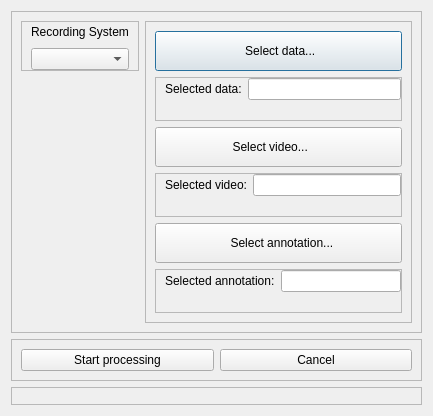
Qt form mad_gui/qt_designer/load.ui (mad-lab-fau/mad-gui) before a commit.
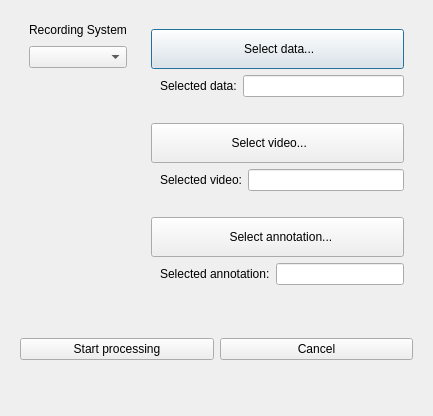
The same form after that commit. Icons and pictures are not drawn.

Commit message: Remove fram in QFrame in all windows

Patch:
```diff
--- a/mad_gui/qt_designer/load.ui
+++ b/mad_gui/qt_designer/load.ui
@@ -23,7 +23,7 @@
       </sizepolicy>
      </property>
      <property name="frameShape">
-      <enum>QFrame::StyledPanel</enum>
+      <enum>QFrame::NoFrame</enum>
      </property>
      <property name="frameShadow">
       <enum>QFrame::Raised</enum>
@@ -38,7 +38,7 @@
          </sizepolicy>
         </property>
         <property name="frameShape">
-         <enum>QFrame::StyledPanel</enum>
+         <enum>QFrame::NoFrame</enum>
         </property>
         <property name="frameShadow">
          <enum>QFrame::Raised</enum>
@@ -97,7 +97,7 @@
          </sizepolicy>
         </property>
         <property name="frameShape">
-         <enum>QFrame::StyledPanel</enum>
+         <enum>QFrame::NoFrame</enum>
         </property>
         <property name="frameShadow">
          <enum>QFrame::Raised</enum>
@@ -122,7 +122,7 @@
          <item>
           <widget class="QFrame" name="frame_load_data">
            <property name="frameShape">
-            <enum>QFrame::StyledPanel</enum>
+            <enum>QFrame::NoFrame</enum>
            </property>
            <property name="frameShadow">
             <enum>QFrame::Raised</enum>
@@ -179,7 +179,7 @@
          <item>
           <widget class="QFrame" name="frame_load_video">
            <property name="frameShape">
-            <enum>QFrame::StyledPanel</enum>
+            <enum>QFrame::NoFrame</enum>
            </property>
            <property name="frameShadow">
             <enum>QFrame::Raised</enum>
@@ -236,7 +236,7 @@
          <item>
           <widget class="QFrame" name="frame_load_annotation">
            <property name="frameShape">
-            <enum>QFrame::StyledPanel</enum>
+            <enum>QFrame::NoFrame</enum>
            </property>
            <property name="frameShadow">
             <enum>QFrame::Raised</enum>
@@ -279,7 +279,7 @@
       </sizepolicy>
      </property>
      <property name="frameShape">
-      <enum>QFrame::StyledPanel</enum>
+      <enum>QFrame::NoFrame</enum>
      </property>
      <property name="frameShadow">
       <enum>QFrame::Raised</enum>
@@ -323,7 +323,7 @@
    <item>
     <widget class="QFrame" name="frame_loader">
      <property name="frameShape">
-      <enum>QFrame::StyledPanel</enum>
+      <enum>QFrame::NoFrame</enum>
      </property>
      <property name="frameShadow">
       <enum>QFrame::Raised</enum>
```
The commit also changes 2 other files.
